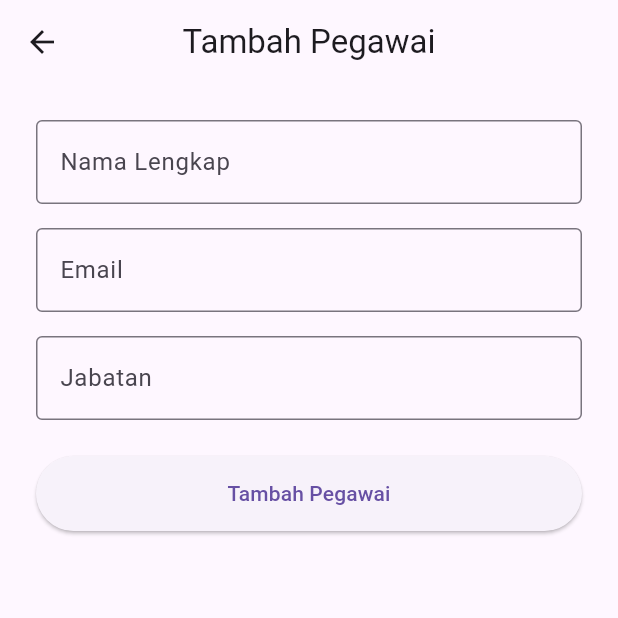
After one commit to dava2532006/AplikasiPresensi, a Flutter app: the AddEmployeeScreen screen opened directly, on a phone screen of 412 x 824 dp, the top half of it. The commit adds this screen. Run offline on Flutter 3.47's test engine with Material 3 defaults, Android fonts, the phone set to English and light mode, and no system bars; our stand-ins replace cloud_firestore, firebase_auth, firebase_core; accounts and stored records are empty.

Commit message:
verification_email

```diff
--- a/lib/main.dart
+++ b/lib/main.dart
@@ -1,4 +1,7 @@
 import 'package:flutter/material.dart';
+import 'package:presensi/screens/add_employee_screen.dart';
+import 'package:presensi/screens/home_screen.dart';
+import 'package:presensi/screens/login_screen.dart';
 import 'package:presensi/screens/splash_screen.dart';
 import 'package:firebase_core/firebase_core.dart';
 import 'firebase_options.dart';
--- a/lib/models/user.dart
+++ b/lib/models/user.dart
@@ -1,14 +1,18 @@
+import 'package:cloud_firestore/cloud_firestore.dart';
+
 class User {
   final String uid;
   final String name;
   final String email;
   final String position;
+  final String role; // Tambahkan field role
 
   User({
     required this.uid,
     required this.name,
     required this.email,
     required this.position,
+    required this.role, // Pastikan role juga ada di konstruktor
   });
 
   factory User.fromMap(Map<String, dynamic> data) {
@@ -17,6 +21,17 @@ class User {
       name: data['name'] ?? '',
       email: data['email'] ?? '',
       position: data['position'] ?? '',
+      role: data['role'] ?? 'pegawai', // Default role jika tidak ada
     );
   }
+
+  Map<String, dynamic> toMap() {
+    return {
+      'uid': uid,
+      'name': name,
+      'email': email,
+      'position': position,
+      'role': role,
+    };
+  }
 }
--- /dev/null
+++ b/lib/screens/add_employee_screen.dart
@@ -0,0 +1,102 @@
+import 'package:flutter/material.dart';
+import 'package:presensi/services/auth_service.dart';
+
+class AddEmployeeScreen extends StatefulWidget {
+  const AddEmployeeScreen({super.key});
+
+  @override
+  State<AddEmployeeScreen> createState() => _AddEmployeeScreenState();
+}
+
+class _AddEmployeeScreenState extends State<AddEmployeeScreen> {
+  final TextEditingController _nameController = TextEditingController();
+  final TextEditingController _emailController = TextEditingController();
+  final TextEditingController _positionController = TextEditingController();
+  final AuthService _authService = AuthService();
+
+  bool _isLoading = false;
+
+  void _addEmployee() async {
+    setState(() {
+      _isLoading = true;
+    });
+
+    final name = _nameController.text.trim();
+    final email = _emailController.text.trim();
+    final position = _positionController.text.trim();
+
+    // Kata sandi default
+    const String defaultPassword = "password";
+
+    // Memanggil fungsi signUp dengan 5 argumen, termasuk 'role'
+    String? result = await _authService.signUp(name, email, defaultPassword, position, 'pegawai');
+
+    if (mounted) {
+      if (result == null) {
+        ScaffoldMessenger.of(context).showSnackBar(
+          const SnackBar(content: Text('Pegawai berhasil ditambahkan! Email verifikasi telah dikirim ke alamat yang bersangkutan.')),
+        );
+        Navigator.pop(context); // Kembali ke halaman sebelumnya
+      } else {
+        ScaffoldMessenger.of(context).showSnackBar(
+          SnackBar(content: Text('Gagal menambahkan pegawai: $result')),
+        );
+      }
+    }
+
+    setState(() {
+      _isLoading = false;
+    });
+  }
+
+  @override
+  Widget build(BuildContext context) {
+    return Scaffold(
+      appBar: AppBar(
+        title: const Text('Tambah Pegawai'),
+        centerTitle: true,
+      ),
+      body: Padding(
+        padding: const EdgeInsets.all(24.0),
+        child: Column(
+          children: [
+            TextField(
+              controller: _nameController,
+              decoration: const InputDecoration(
+                labelText: 'Nama Lengkap',
+                border: OutlineInputBorder(),
+              ),
+            ),
+            const SizedBox(height: 16),
+            TextField(
+              controller: _emailController,
+              decoration: const InputDecoration(
+                labelText: 'Email',
+                border: OutlineInputBorder(),
+              ),
+            ),
+            const SizedBox(height: 16),
+            TextField(
+              controller: _positionController,
+              decoration: const InputDecoration(
+                labelText: 'Jabatan',
+                border: OutlineInputBorder(),
+              ),
+            ),
+            const SizedBox(height: 24),
+            SizedBox(
+              width: double.infinity,
+              height: 50,
+              child: ElevatedButton(
+                onPressed: _isLoading ? null : _addEmployee,
+                child: _isLoading
+                    ? const CircularProgressIndicator(color: Colors.white)
+                    : const Text('Tambah Pegawai'),
+              ),
+            ),
+          ],
+        ),
+      ),
+    );
+  }
+}
```
Also changed, not shown: lib/screens/home_screen.dart (+14 -0 lines), lib/screens/login_screen.dart (+57 -7 lines), lib/services/auth_service.dart (+55 -15 lines).
